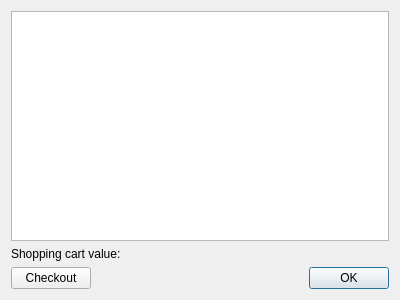
netrunner-debian-kde-extras/amarok, file src/services/amazon/AmazonShoppingCartDialog.ui: the form before one commit.
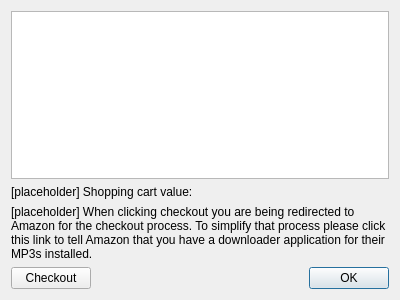
The form after the commit. Custom widgets are drawn as their Qt base class.

Patch:
```diff
--- a/src/services/amazon/AmazonShoppingCartDialog.ui
+++ b/src/services/amazon/AmazonShoppingCartDialog.ui
@@ -27,7 +27,20 @@
    <item>
     <widget class="QLabel" name="cartValueLabel">
      <property name="text">
-      <string>Shopping cart value: </string>
+      <string notr="true">[placeholder] Shopping cart value: </string>
+     </property>
+    </widget>
+   </item>
+   <item>
+    <widget class="QLabel" name="cookieLabel">
+     <property name="text">
+      <string notr="true">[placeholder] When clicking checkout you are being redirected to Amazon for the checkout process. To simplify that process please click this link to tell Amazon that you have a downloader application for their MP3s installed.</string>
+     </property>
+     <property name="wordWrap">
+      <bool>true</bool>
+     </property>
+     <property name="openExternalLinks">
+      <bool>true</bool>
      </property>
     </widget>
    </item>
```
